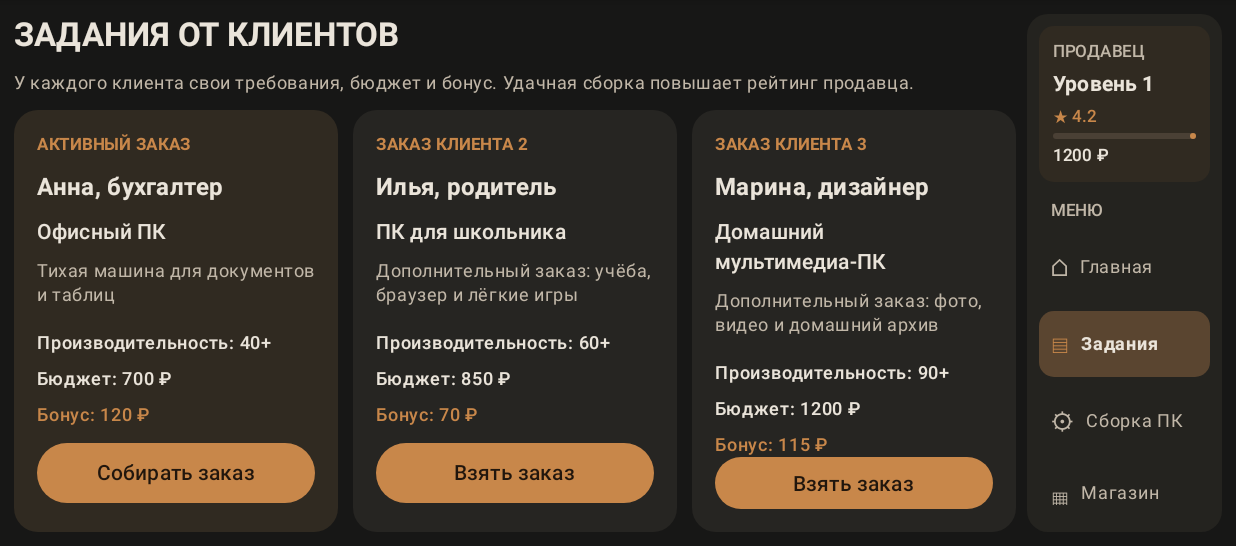
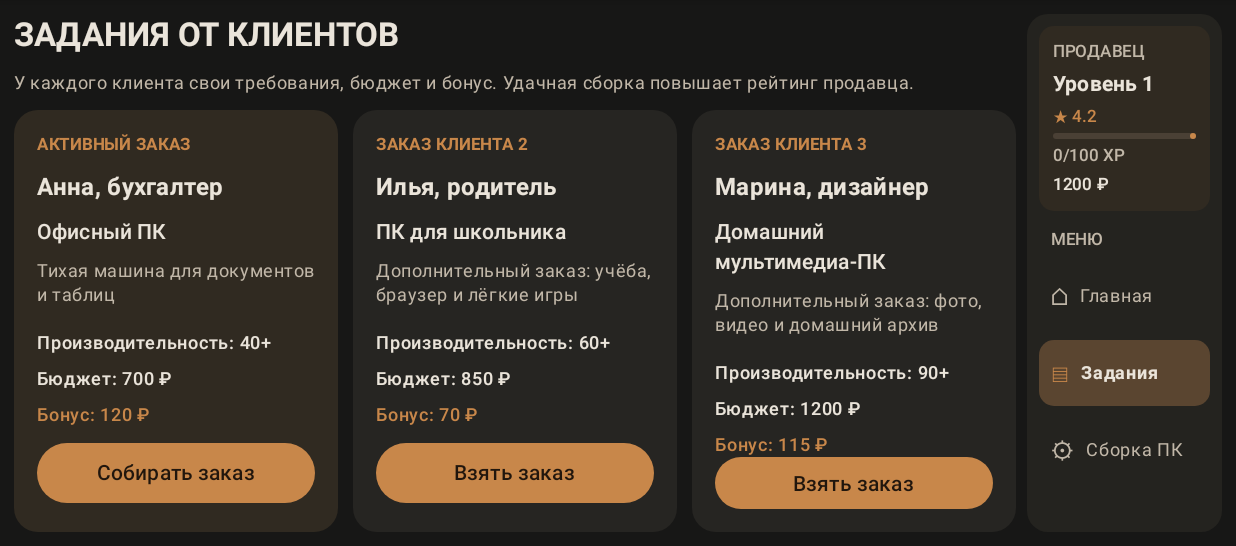
Before and after one commit to zxcrixd/pcsim, an Android app built with Jetpack Compose: the screen it shows after launch (MainActivity), after a tap on "ЗАКАЗ ДНЯ", on a phone screen of 824 x 412 dp (held sideways), the part 72-618 px from its top. Run offline under Robolectric (Android 15) with nearby library versions, the phone set to English and light mode, and no system bars.

Commit message:
fix(ui): use named progress indicator modifier argument

```diff
--- a/composeApp/src/commonMain/kotlin/com/zxcrixd/pcsim/ui/App.kt
+++ b/composeApp/src/commonMain/kotlin/com/zxcrixd/pcsim/ui/App.kt
@@ -13,7 +13,6 @@ import androidx.compose.foundation.layout.fillMaxSize
 import androidx.compose.foundation.layout.fillMaxWidth
 import androidx.compose.foundation.layout.height
 import androidx.compose.foundation.layout.padding
-import androidx.compose.foundation.layout.size
 import androidx.compose.foundation.layout.width
 import androidx.compose.foundation.lazy.LazyRow
 import androidx.compose.foundation.lazy.items
@@ -43,7 +42,6 @@ import androidx.compose.ui.graphics.Color
 import androidx.compose.ui.text.font.FontWeight
 import androidx.compose.ui.unit.Dp
 import androidx.compose.ui.unit.dp
-import com.zxcrixd.pcsim.BuildCheck
 import com.zxcrixd.pcsim.GameState
 import com.zxcrixd.pcsim.model.Catalog
 import com.zxcrixd.pcsim.model.Order
@@ -51,60 +49,20 @@ import com.zxcrixd.pcsim.model.Part
 import com.zxcrixd.pcsim.model.PartType
 
 private val WorkshopColors = darkColorScheme(
-    primary = Color(0xFFC8874A), onPrimary = Color(0xFF21160D),
-    secondary = Color(0xFF8EAC91), background = Color(0xFF171716),
-    onBackground = Color(0xFFEAE4DA), surface = Color(0xFF262522),
-    onSurface = Color(0xFFEAE4DA), surfaceVariant = Color(0xFF34312B),
-    onSurfaceVariant = Color(0xFFC1B7A8), error = Color(0xFFE27769)
+    primary = Color(0xFFC8874A), onPrimary = Color(0xFF21160D), secondary = Color(0xFF8EAC91),
+    background = Color(0xFF171716), onBackground = Color(0xFFEAE4DA), surface = Color(0xFF262522),
+    onSurface = Color(0xFFEAE4DA), surfaceVariant = Color(0xFF34312B), onSurfaceVariant = Color(0xFFC1B7A8),
+    error = Color(0xFFE27769)
 )
 
-private data class UiMetrics(
-    val outerPadding: Dp,
-    val gap: Dp,
-    val navWidth: Dp,
-    val navItemPadding: Dp,
-    val shopCardWidth: Dp,
-    val shopCardHeight: Dp,
-    val swatchHeight: Dp
-)
-
-private val LocalUiMetrics = compositionLocalOf {
-    UiMetrics(12.dp, 10.dp, 150.dp, 13.dp, 190.dp, 250.dp, 70.dp)
+private data class UiMetrics(val outerPadding: Dp, val gap: Dp, val navWidth: Dp, val navItemPadding: Dp, val shopCardWidth: Dp, val shopCardHeight: Dp, val swatchHeight: Dp)
+private val LocalUiMetrics = compositionLocalOf { UiMetrics(12.dp, 10.dp, 150.dp, 13.dp, 190.dp, 250.dp, 70.dp) }
+private fun metricsFor(width: Dp): UiMetrics = when {
+    width < 720.dp -> UiMetrics(6.dp, 5.dp, 112.dp, 8.dp, 145.dp, 190.dp, 52.dp)
+    width < 1000.dp -> UiMetrics(9.dp, 7.dp, 130.dp, 10.dp, 165.dp, 220.dp, 62.dp)
+    else -> UiMetrics(12.dp, 10.dp, 150.dp, 13.dp, 190.dp, 250.dp, 70.dp)
 }
-
-private fun metricsFor(width: Dp): UiMetrics = when {
-    width < 720.dp -> UiMetrics(
-        outerPadding = 6.dp,
-        gap = 5.dp,
-        navWidth = 112.dp,
-        navItemPadding = 8.dp,
-        shopCardWidth = 145.dp,
-        shopCardHeight = 190.dp,
-        swatchHeight = 52.dp
-    )
-    width < 1000.dp -> UiMetrics(
-        outerPadding = 9.dp,
-        gap = 7.dp,
-        navWidth = 130.dp,
-        navItemPadding = 10.dp,
-        shopCardWidth = 165.dp,
-        shopCardHeight = 220.dp,
-        swatchHeight = 62.dp
-    )
-    else -> UiMetrics(
-        outerPadding = 12.dp,
-        gap = 10.dp,
-        navWidth = 150.dp,
-        navItemPadding = 13.dp,
-        shopCardWidth = 190.dp,
-        shopCardHeight = 250.dp,
-        swatchHeight = 70.dp
-    )
-}
-
-private enum class Page(val title: String, val icon: String) {
-    HOME("Главная", "⌂"), TASKS("Задания", "▤"), BUILD("Сборка ПК", "⚙"), SHOP("Магазин", "▦")
-}
+private enum class Page(val title: String, val icon: String) { HOME("Главная", "⌂"), TASKS("Задания", "▤"), BUILD("Сборка ПК", "⚙"), SHOP("Магазин", "▦") }
 
 @Composable
 fun App() {
@@ -113,9 +71,7 @@ fun App() {
         val metrics = remember(maxWidth) { metricsFor(maxWidth) }
         CompositionLocalProvider(LocalUiMetrics provides metrics) {
             MaterialTheme(colorScheme = WorkshopColors) {
-                Surface(Modifier.fillMaxSize(), color = MaterialTheme.colorScheme.background) {
-                    WorkshopApp(game)
-                }
+                Surface(Modifier.fillMaxSize(), color = MaterialTheme.colorScheme.background) { WorkshopApp(game) }
             }
         }
     }
@@ -126,24 +82,14 @@ private fun WorkshopApp(game: GameState) {
     val ui = LocalUiMetrics.current
     var page by remember { mutableStateOf(Page.HOME) }
     var selectedPart by remember { mutableStateOf<Part?>(null) }
-
-    Row(
-        Modifier.fillMaxSize().padding(ui.outerPadding),
-        horizontalArrangement = Arrangement.spacedBy(ui.gap)
-    ) {
+    Row(Modifier.fillMaxSize().padding(ui.outerPadding), horizontalArrangement = Arrangement.spacedBy(ui.gap)) {
         Box(Modifier.weight(1f).fillMaxHeight()) {
             when (page) {
                 Page.HOME -> HomePage(game) { page = it }
                 Page.TASKS -> TasksPage(game) { task -> game.acceptTask(task); page = Page.BUILD }
                 Page.BUILD -> BuildPage(game, selectedPart) { selectedPart = null }
                 Page.SHOP -> ShopPage(game, selectedPart) { part ->
-                    if (part.type == PartType.CASE) {
-                        game.install(part)
-                        selectedPart = null
-                    } else {
-                        selectedPart = part
-                        page = Page.BUILD
-                    }
+                    if (part.type == PartType.CASE) { game.install(part); selectedPart = null } else { selectedPart = part; page = Page.BUILD }
                 }
             }
         }
@@ -154,47 +100,24 @@ private fun WorkshopApp(game: GameState) {
 @Composable
 private fun Navigation(game: GameState, current: Page, onNavigate: (Page) -> Unit) {
     val ui = LocalUiMetrics.current
-    Column(
-        Modifier.width(ui.navWidth).fillMaxHeight()
-            .background(Color(0xFF24231F), RoundedCornerShape(14.dp)).padding(8.dp),
-        verticalArrangement = Arrangement.spacedBy(7.dp)
-    ) {
-        Card(
-            Modifier.fillMaxWidth(),
-            colors = CardDefaults.cardColors(containerColor = Color(0xFF302A21)),
-            shape = RoundedCornerShape(10.dp)
-        ) {
+    Column(Modifier.width(ui.navWidth).fillMaxHeight().background(Color(0xFF24231F), RoundedCornerShape(14.dp)).padding(8.dp), verticalArrangement = Arrangement.spacedBy(7.dp)) {
+        Card(Modifier.fillMaxWidth(), colors = CardDefaults.cardColors(containerColor = Color(0xFF302A21)), shape = RoundedCornerShape(10.dp)) {
             Column(Modifier.padding(9.dp), verticalArrangement = Arrangement.spacedBy(3.dp)) {
                 Text("ПРОДАВЕЦ", style = MaterialTheme.typography.labelSmall, color = MaterialTheme.colorScheme.onSurfaceVariant)
                 Text("Уровень ${game.sellerLevel}", style = MaterialTheme.typography.titleSmall, fontWeight = FontWeight.Bold)
                 Text("★ ${game.rating.toString().take(3)}", color = MaterialTheme.colorScheme.primary, style = MaterialTheme.typography.labelSmall)
-                LinearProgressIndicator(
-                    progress = (game.sellerXp % 100) / 100f,
-                    Modifier.fillMaxWidth().height(4.dp),
-                    color = MaterialTheme.colorScheme.primary,
-                    trackColor = Color(0xFF4A4035)
-                )
+                LinearProgressIndicator(progress = (game.sellerXp % 100) / 100f, modifier = Modifier.fillMaxWidth().height(4.dp), color = MaterialTheme.colorScheme.primary, trackColor = Color(0xFF4A4035))
+                Text("${game.sellerXp % 100}/100 XP", style = MaterialTheme.typography.labelSmall, color = MaterialTheme.colorScheme.onSurfaceVariant)
                 Text("${game.money} ₽", style = MaterialTheme.typography.labelSmall)
             }
         }
         Text("МЕНЮ", Modifier.padding(start = 8.dp, top = 4.dp), style = MaterialTheme.typography.labelSmall, color = MaterialTheme.colorScheme.onSurfaceVariant)
         Page.entries.forEach { page ->
             val active = current == page
-            Row(
-                Modifier.fillMaxWidth()
-                    .background(if (active) Color(0xFF5A4530) else Color.Transparent, RoundedCornerShape(10.dp))
-                    .clickable { onNavigate(page) }
-                    .padding(horizontal = 8.dp, vertical = ui.navItemPadding),
-                verticalAlignment = Alignment.CenterVertically
-            ) {
+            Row(Modifier.fillMaxWidth().background(if (active) Color(0xFF5A4530) else Color.Transparent, RoundedCornerShape(10.dp)).clickable { onNavigate(page) }.padding(horizontal = 8.dp, vertical = ui.navItemPadding), verticalAlignment = Alignment.CenterVertically) {
                 Text(page.icon, color = if (active) MaterialTheme.colorScheme.primary else MaterialTheme.colorScheme.onSurfaceVariant)
                 Spacer(Modifier.width(7.dp))
-                Text(
-                    page.title,
-                    style = MaterialTheme.typography.labelMedium,
-                    color = if (active) MaterialTheme.colorScheme.onSurface else MaterialTheme.colorScheme.onSurfaceVariant,
-                    fontWeight = if (active) FontWeight.Bold else FontWeight.Normal
-                )
+                Text(page.title, style = MaterialTheme.typography.labelMedium, color = if (active) MaterialTheme.colorScheme.onSurface else MaterialTheme.colorScheme.onSurfaceVariant, fontWeight = if (active) FontWeight.Bold else FontWeight.Normal)
             }
         }
         Spacer(Modifier.weight(1f))
@@ -227,15 +150,14 @@ private fun HomePage(game: GameState, onNavigate: (Page) -> Unit) {
 @Composable
 private fun WorkshopIllustration(modifier: Modifier = Modifier) {
     androidx.compose.foundation.Canvas(modifier) {
-        val w = size.width
-        val h = size.height
-        drawRoundRect(Color(0xFF6B4A31), androidx.compose.ui.geometry.Offset(w * .06f, h * .72f), androidx.compose.ui.geometry.Size(w * .88f, h * .12f), androidx.compose.ui.geometry.CornerRadius(16f))
-        drawRoundRect(Color(0xFF242A2A), androidx.compose.ui.geometry.Offset(w * .24f, h * .12f), androidx.compose.ui.geometry.Size(w * .5f, h * .62f), androidx.compose.ui.geometry.CornerRadius(20f))
-        drawRoundRect(Color(0xFF315344), androidx.compose.ui.geometry.Offset(w * .29f, h * .18f), androidx.compose.ui.geometry.Size(w * .4f, h * .5f), androidx.compose.ui.geometry.CornerRadius(12f))
-        drawRoundRect(Color(0xFFB18A5A), androidx.compose.ui.geometry.Offset(w * .40f, h * .28f), androidx.compose.ui.geometry.Size(w * .16f, h * .14f), androidx.compose.ui.geometry.CornerRadius(8f))
-        drawRoundRect(Color(0xFF9A5360), androidx.compose.ui.geometry.Offset(w * .59f, h * .25f), androidx.compose.ui.geometry.Size(w * .06f, h * .26f), androidx.compose.ui.geometry.CornerRadius(5f))
-        drawRoundRect(Color(0xFF76776A), androidx.compose.ui.geometry.Offset(w * .38f, h * .51f), androidx.compose.ui.geometry.Size(w * .29f, h * .08f), androidx.compose.ui.geometry.CornerRadius(5f))
-        drawCircle(Color(0xFFC8874A), h * .055f, androidx.compose.ui.geometry.Offset(w * .51f, h * .55f))
+        val w = size.width; val h = size.height
+        drawRoundRect(Color(0xFF6B4A31), androidx.compose.ui.geometry.Offset(w*.06f,h*.72f), androidx.compose.ui.geometry.Size(w*.88f,h*.12f), androidx.compose.ui.geometry.CornerRadius(16f))
+        drawRoundRect(Color(0xFF242A2A), androidx.compose.ui.geometry.Offset(w*.24f,h*.12f), androidx.compose.ui.geometry.Size(w*.5f,h*.62f), androidx.compose.ui.geometry.CornerRadius(20f))
+        drawRoundRect(Color(0xFF315344), androidx.compose.ui.geometry.Offset(w*.29f,h*.18f), androidx.compose.ui.geometry.Size(w*.4f,h*.5f), androidx.compose.ui.geometry.CornerRadius(12f))
+        drawRoundRect(Color(0xFFB18A5A), androidx.compose.ui.geometry.Offset(w*.40f,h*.28f), androidx.compose.ui.geometry.Size(w*.16f,h*.14f), androidx.compose.ui.geometry.CornerRadius(8f))
+        drawRoundRect(Color(0xFF9A5360), androidx.compose.ui.geometry.Offset(w*.59f,h*.25f), androidx.compose.ui.geometry.Size(w*.06f,h*.26f), androidx.compose.ui.geometry.CornerRadius(5f))
+        drawRoundRect(Color(0xFF76776A), androidx.compose.ui.geometry.Offset(w*.38f,h*.51f), androidx.compose.ui.geometry.Size(w*.29f,h*.08f), androidx.compose.ui.geometry.CornerRadius(5f))
+        drawCircle(Color(0xFFC8874A), h*.055f, androidx.compose.ui.geometry.Offset(w*.51f,h*.55f))
     }
 }
 
@@ -307,7 +229,6 @@ private fun BuildPage(game: GameState, selectedPart: Part?, onPartPlaced: () ->
 
 @Composable
 private fun ShopPage(game: GameState, selectedPart: Part?, onSelect: (Part) -> Unit) {
-    val ui = LocalUiMetrics.current
     var filter by remember { mutableStateOf<PartType?>(null) }
     val parts = if (filter == null) Catalog.parts else Catalog.byType(filter!!)
     Column(Modifier.fillMaxSize(), verticalArrangement = Arrangement.spacedBy(9.dp)) {
```
